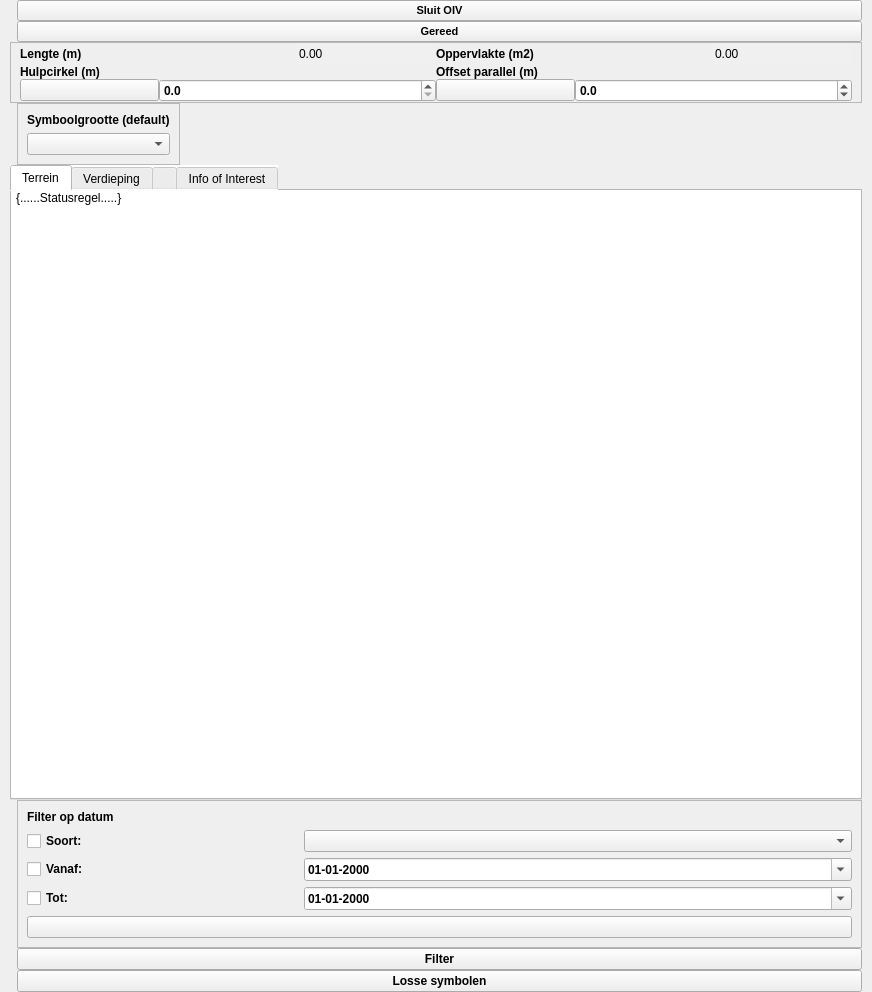
Qt form plugin/oiv/oiv_base_widget.ui (OIV-NL-QGIS/QGIS_project) before a commit.
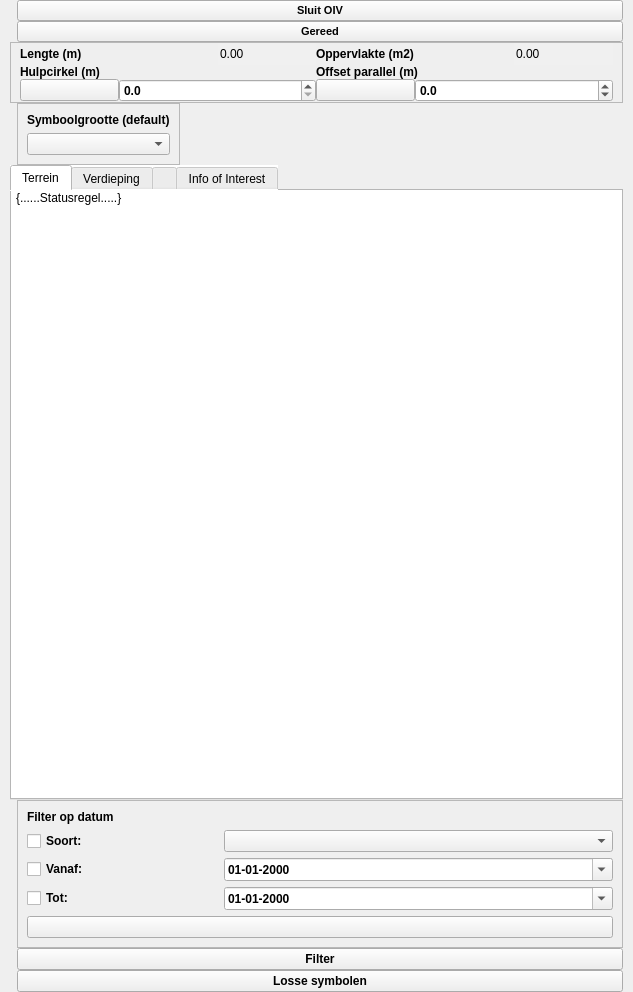
The same form after that commit. Icons and pictures are not drawn.

Patch:
```diff
--- a/plugin/oiv/oiv_base_widget.ui
+++ b/plugin/oiv/oiv_base_widget.ui
@@ -6,7 +6,7 @@
    <rect>
     <x>0</x>
     <y>0</y>
-    <width>872</width>
+    <width>633</width>
     <height>992</height>
    </rect>
   </property>
@@ -59,7 +59,7 @@
         <rect>
          <x>0</x>
          <y>0</y>
-         <width>862</width>
+         <width>623</width>
          <height>970</height>
         </rect>
        </property>
```
